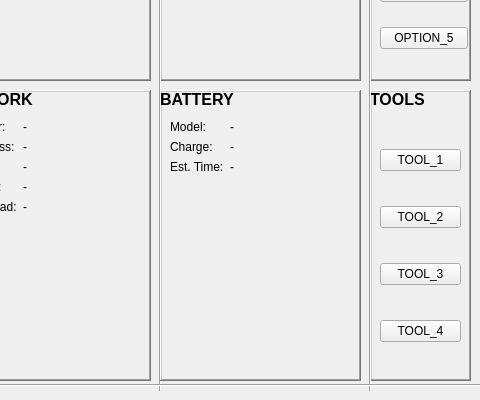
The window that gfx/main.ui (aytss23/sysmonitor-winapp) describes before a commit, drawn with Qt 5; both pictures show x 480 to 960 and y 240 to 640 of the 960 by 640 pixel window.
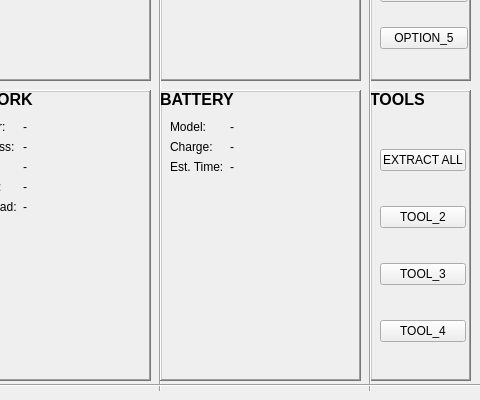
The same window after the commit.

What changed in the file:
```diff
--- a/gfx/main.ui
+++ b/gfx/main.ui
@@ -1411,7 +1411,7 @@
       <rect>
        <x>10</x>
        <y>30</y>
-       <width>81</width>
+       <width>86</width>
        <height>251</height>
       </rect>
      </property>
@@ -1419,7 +1419,7 @@
       <item>
        <widget class="QPushButton" name="pushButton_6">
         <property name="text">
-         <string>TOOL_1</string>
+         <string>EXTRACT ALL</string>
         </property>
        </widget>
       </item>
@@ -1634,9 +1634,9 @@
    <widget class="QLabel" name="add_label">
     <property name="geometry">
      <rect>
-      <x>790</x>
+      <x>640</x>
       <y>621</y>
-      <width>171</width>
+      <width>321</width>
       <height>20</height>
      </rect>
     </property>
```
Left out of the diff: 4 changed lines with no effect on the pictures.
